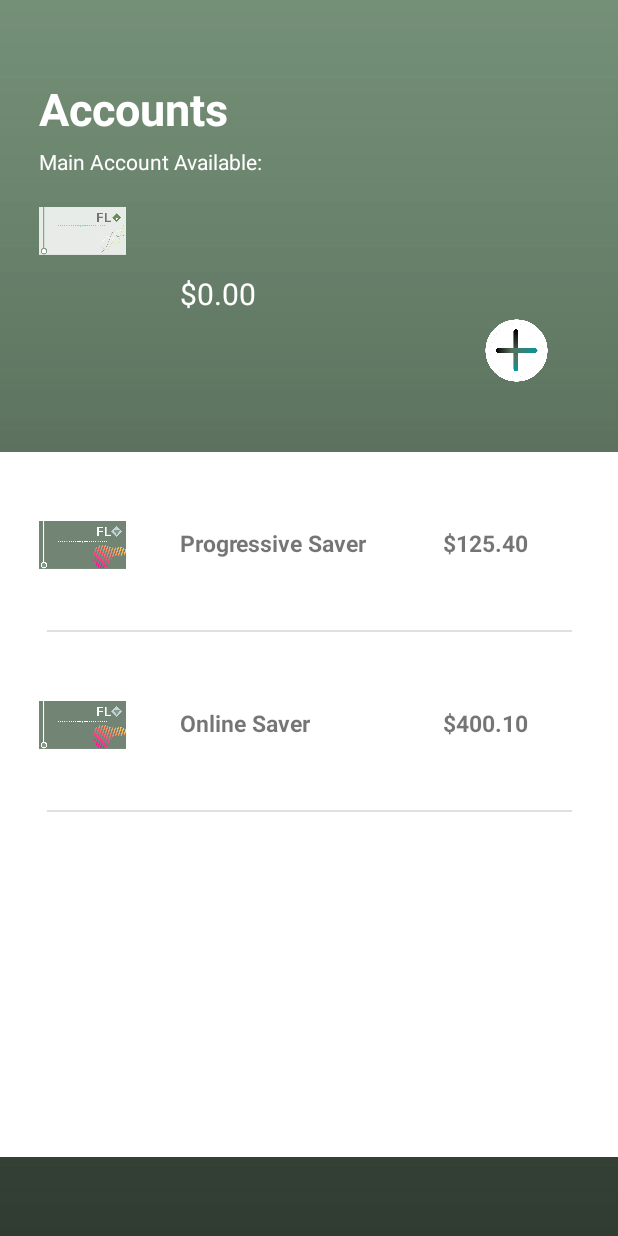
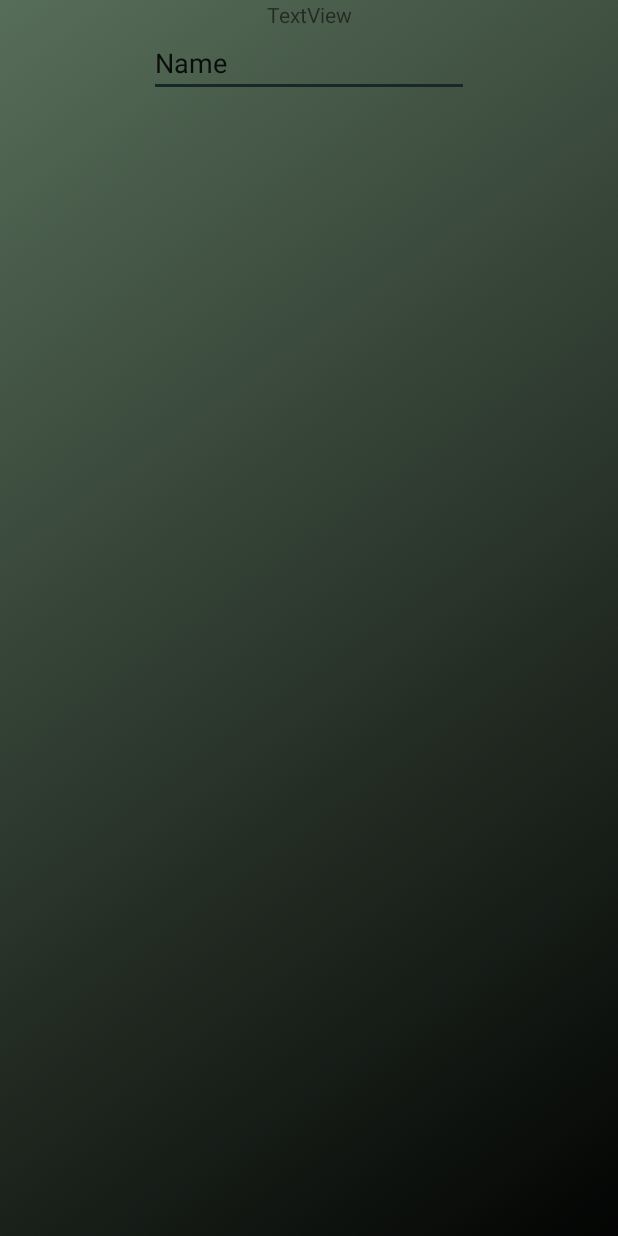
Before and after one commit to Synix12345/INFS3605FinancialLiteracy, an Android app: the SavingsActivity screen opened directly, with no data from a screen before it, after a tap on an icon or button, on a phone screen of 412 x 824 dp. Run offline under Robolectric (Android 15) with nearby library versions, the light colour scheme and no system bars; our stand-ins replace Firebase (no records; nobody signed in at launch, a user with empty details on screens opened directly); 1 statement that could not run was skipped.

Commit message:
more stuff

```diff
--- a/app/src/main/AndroidManifest.xml
+++ b/app/src/main/AndroidManifest.xml
@@ -9,7 +9,8 @@
         android:roundIcon="@mipmap/ic_launcher_round"
         android:supportsRtl="true"
         android:theme="@style/AppTheme">
-        <activity android:name=".Activities.InvestingActivity"></activity>
+        <activity android:name=".Activities.NewAccountActivity"></activity>
+        <activity android:name=".Activities.InvestingActivity" />
         <activity android:name=".Activities.SavingsActivity" />
         <activity android:name=".Activities.SelectorActivity" />
         <activity android:name=".Activities.FundsActivity" />
--- /dev/null
+++ b/app/src/main/java/com/example/infs3605financialliteracy/Activities/NewAccountActivity.java
@@ -0,0 +1,22 @@
+package com.example.infs3605financialliteracy.Activities;
+
+import androidx.appcompat.app.ActionBar;
+import androidx.appcompat.app.AppCompatActivity;
+
+import android.os.Bundle;
+
+import com.example.infs3605financialliteracy.R;
+
+public class NewAccountActivity extends AppCompatActivity {
+
+    @Override
+    protected void onCreate(Bundle savedInstanceState) {
+        super.onCreate(savedInstanceState);
+        setContentView(R.layout.activity_new_account);
+        ActionBar actionBar = getSupportActionBar();
+        actionBar.hide();
+
+
+
+    }
+}
--- a/app/src/main/java/com/example/infs3605financialliteracy/Activities/SavingsActivity.java
+++ b/app/src/main/java/com/example/infs3605financialliteracy/Activities/SavingsActivity.java
@@ -6,6 +6,7 @@ import androidx.appcompat.app.AppCompatActivity;
 import androidx.recyclerview.widget.LinearLayoutManager;
 import androidx.recyclerview.widget.RecyclerView;
 
+import android.content.Intent;
 import android.os.Bundle;
 import android.view.View;
 import android.widget.ImageButton;
@@ -45,7 +46,6 @@ public class SavingsActivity extends AppCompatActivity {
         setContentView(R.layout.activity_savings);
         ActionBar actionBar = getSupportActionBar();
         actionBar.hide();
-        showDialog();
 
 
         //Handles
@@ -59,10 +59,9 @@ public class SavingsActivity extends AppCompatActivity {
         currBal = findViewById(R.id.mainbalance);
 
 
-
-        //dummy data
-        accountList.add(new SavingsAccount("1","Progressive Saver", 125.40));
-        accountList.add(new SavingsAccount("2", "Online Saver", 400.10));
+        //Dummy data
+        accountList.add(new SavingsAccount("1", "Progress Savers", 250.50));
+        accountList.add(new SavingsAccount("2", "Vacation Acc", 750.45));
 
         //Layout manager
         layoutManager = new LinearLayoutManager(this);
@@ -76,7 +75,7 @@ public class SavingsActivity extends AppCompatActivity {
         addAcc.setOnClickListener(new View.OnClickListener() {
             @Override
             public void onClick(View v) {
-
+                startActivity(new Intent(SavingsActivity.this, NewAccountActivity.class));
             }
         });
 
--- /dev/null
+++ b/app/src/main/res/layout/activity_new_account.xml
@@ -0,0 +1,30 @@
+<?xml version="1.0" encoding="utf-8"?>
+<androidx.constraintlayout.widget.ConstraintLayout xmlns:android="http://schemas.android.com/apk/res/android"
+    xmlns:app="http://schemas.android.com/apk/res-auto"
+    xmlns:tools="http://schemas.android.com/tools"
+    android:layout_width="match_parent"
+    android:layout_height="match_parent"
+    android:background="@drawable/darkgreengradient"
+    tools:context=".Activities.NewAccountActivity">
+
+    <TextView
+        android:id="@+id/textView5"
+        android:layout_width="wrap_content"
+        android:layout_height="wrap_content"
+        android:text="TextView"
+        app:layout_constraintEnd_toEndOf="parent"
+        app:layout_constraintStart_toStartOf="parent"
+        app:layout_constraintTop_toTopOf="parent" />
+
+    <EditText
+        android:id="@+id/editText2"
+        android:layout_width="wrap_content"
+        android:layout_height="wrap_content"
+        android:ems="10"
+        android:inputType="textPersonName"
+        android:text="Name"
+        app:layout_constraintEnd_toEndOf="parent"
+        app:layout_constraintStart_toStartOf="parent"
+        app:layout_constraintTop_toBottomOf="@+id/textView5" />
+
+</androidx.constraintlayout.widget.ConstraintLayout>
```
